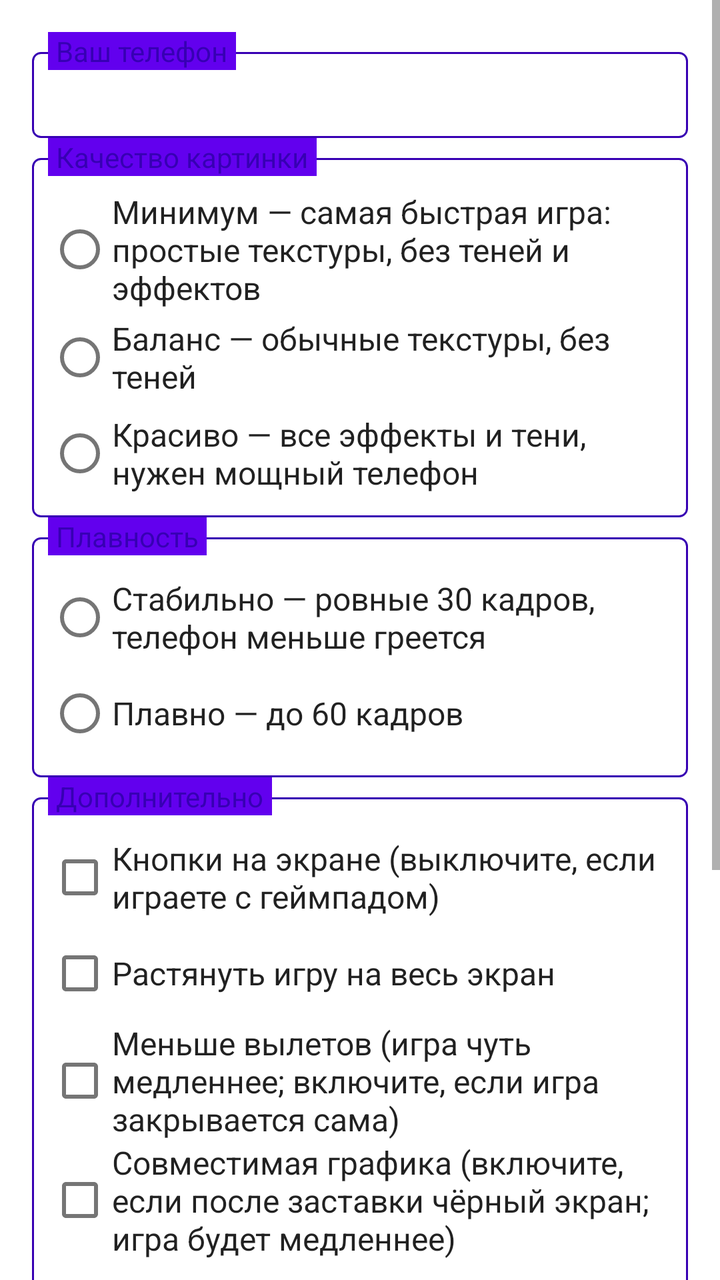
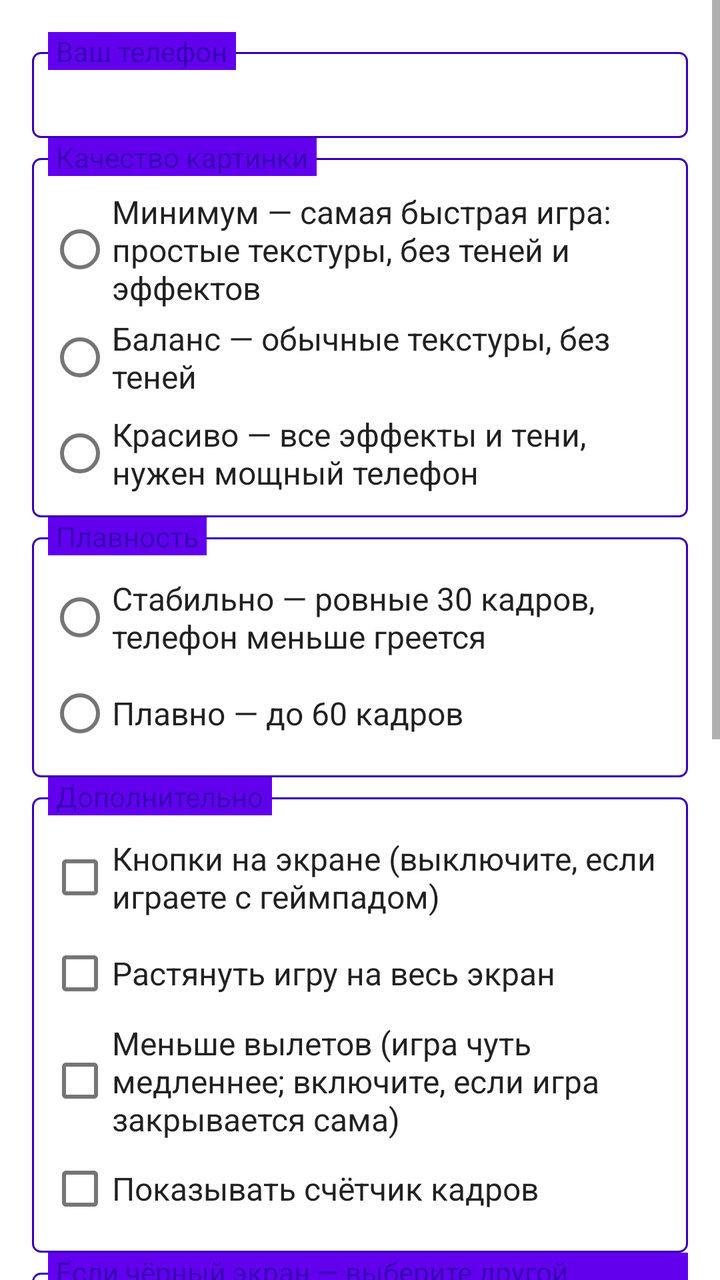

Before-and-after screenshots of an Android layout around one commit, followed by the original layout XML and the change that was made.
<!-- AndroidManifest.xml: fallback theme Theme.MaterialComponents.DayNight.NoActionBar -->
<!-- res/layout/game_settings_fragment.xml -->
<?xml version="1.0" encoding="utf-8"?>
<ScrollView xmlns:android="http://schemas.android.com/apk/res/android"
    android:layout_width="match_parent"
    android:layout_height="match_parent">

    <LinearLayout
        android:layout_width="match_parent"
        android:layout_height="wrap_content"
        android:orientation="vertical"
        android:padding="16dp">

        <FrameLayout
            android:layout_width="match_parent"
            android:layout_height="wrap_content">

            <LinearLayout style="@style/FieldSet">
                <TextView
                    android:id="@+id/TVDeviceInfo"
                    android:layout_width="match_parent"
                    android:layout_height="wrap_content"
                    android:lineSpacingExtra="2dp" />
            </LinearLayout>

            <TextView
                style="@style/FieldSetLabel"
                android:text="@string/gs_your_phone" />
        </FrameLayout>

        <FrameLayout
            android:layout_width="match_parent"
            android:layout_height="wrap_content">

            <LinearLayout style="@style/FieldSet">
                <RadioGroup
                    android:id="@+id/RGQuality"
                    android:layout_width="match_parent"
                    android:layout_height="wrap_content">

                    <RadioButton
                        android:id="@+id/RBQualityFast"
                        style="@style/RadioButton"
                        android:layout_width="match_parent"
                        android:layout_height="wrap_content"
                        android:text="@string/gs_quality_fast" />

                    <RadioButton
                        android:id="@+id/RBQualityBalanced"
                        style="@style/RadioButton"
                        android:layout_width="match_parent"
                        android:layout_height="wrap_content"
                        android:text="@string/gs_quality_balanced" />

                    <RadioButton
                        android:id="@+id/RBQualityBeautiful"
                        style="@style/RadioButton"
                        android:layout_width="match_parent"
                        android:layout_height="wrap_content"
                        android:text="@string/gs_quality_beautiful" />
                </RadioGroup>
            </LinearLayout>

            <TextView
                style="@style/FieldSetLabel"
                android:text="@string/gs_quality" />
        </FrameLayout>

        <FrameLayout
            android:layout_width="match_parent"
            android:layout_height="wrap_content">

            <LinearLayout style="@style/FieldSet">
                <RadioGroup
                    android:id="@+id/RGFPS"
                    android:layout_width="match_parent"
                    android:layout_height="wrap_content">

                    <RadioButton
                        android:id="@+id/RBFPS30"
                        style="@style/RadioButton"
                        android:layout_width="match_parent"
                        android:layout_height="wrap_content"
                        android:text="@string/gs_fps_30" />

                    <RadioButton
                        android:id="@+id/RBFPS60"
                        style="@style/RadioButton"
                        android:layout_width="match_parent"
                        android:layout_height="wrap_content"
                        android:text="@string/gs_fps_60" />
                </RadioGroup>
            </LinearLayout>

            <TextView
                style="@style/FieldSetLabel"
                android:text="@string/gs_smoothness" />
        </FrameLayout>

        <FrameLayout
            android:layout_width="match_parent"
            android:layout_height="wrap_content">

            <LinearLayout style="@style/FieldSet">
                <CheckBox
                    android:id="@+id/CBTouchControls"
                    style="@style/CheckBox"
                    android:layout_width="match_parent"
                    android:layout_height="wrap_content"
                    android:text="@string/gs_touch_controls" />

                <CheckBox
                    android:id="@+id/CBFullscreen"
                    style="@style/CheckBox"
                    android:layout_width="match_parent"
                    android:layout_height="wrap_content"
                    android:text="@string/gs_fullscreen" />

                <CheckBox
                    android:id="@+id/CBFewerCrashes"
                    style="@style/CheckBox"
                    android:layout_width="match_parent"
                    android:layout_height="wrap_content"
                    android:text="@string/gs_fewer_crashes" />

                <CheckBox
                    android:id="@+id/CBCompatibleGraphics"
                    style="@style/CheckBox"
                    android:layout_width="match_parent"
                    android:layout_height="wrap_content"
                    android:text="@string/gs_compatible_graphics" />

                <CheckBox
                    android:id="@+id/CBShowFPS"
                    style="@style/CheckBox"
                    android:layout_width="match_parent"
                    android:layout_height="wrap_content"
                    android:text="@string/gs_show_fps" />
            </LinearLayout>

            <TextView
                style="@style/FieldSetLabel"
                android:text="@string/gs_extra" />
        </FrameLayout>

        <TextView
            android:layout_width="match_parent"
            android:layout_height="wrap_content"
            android:layout_marginTop="4dp"
            android:text="@string/gs_settings_hint" />

        <Button
            android:id="@+id/BTPlay"
            style="@style/ButtonPositive"
            android:layout_width="match_parent"
            android:layout_height="wrap_content"
            android:layout_marginTop="8dp"
            android:text="@string/gs_save_and_play" />

        <Button
            android:id="@+id/BTAuto"
            style="@style/ButtonNeutral"
            android:layout_width="match_parent"
            android:layout_height="wrap_content"
            android:layout_marginTop="8dp"
            android:text="@string/gs_auto" />

        <Button
            android:id="@+id/BTAdvanced"
            style="@style/ButtonNeutral"
            android:layout_width="match_parent"
            android:layout_height="wrap_content"
            android:layout_marginTop="24dp"
            android:text="@string/gs_advanced" />
    </LinearLayout>
</ScrollView>
<!-- resources referenced by this layout -->
<resources>
  <string name="gs_advanced">Расширенные настройки (для опытных)</string>
  <string name="gs_auto">Подобрать автоматически</string>
  <string name="gs_compatible_graphics">Совместимая графика (включите, если после заставки чёрный экран; игра будет медленнее)</string>
  <string name="gs_extra">Дополнительно</string>
  <string name="gs_fewer_crashes">Меньше вылетов (игра чуть медленнее; включите, если игра закрывается сама)</string>
  <string name="gs_fps_30">Стабильно — ровные 30 кадров, телефон меньше греется</string>
  <string name="gs_fps_60">Плавно — до 60 кадров</string>
  <string name="gs_fullscreen">Растянуть игру на весь экран</string>
  <string name="gs_quality">Качество картинки</string>
  <string name="gs_quality_balanced">Баланс — обычные текстуры, без теней</string>
  <string name="gs_quality_beautiful">Красиво — все эффекты и тени, нужен мощный телефон</string>
  <string name="gs_quality_fast">Минимум — самая быстрая игра: простые текстуры, без теней и эффектов</string>
  <string name="gs_save_and_play">Сохранить и играть</string>
  <string name="gs_settings_hint">Игра запускается сразу с иконки приложения. Чтобы открыть эти настройки, зажмите иконку приложения и выберите «Настройки игры».</string>
  <string name="gs_show_fps">Показывать счётчик кадров</string>
  <string name="gs_smoothness">Плавность</string>
  <string name="gs_touch_controls">Кнопки на экране (выключите, если играете с геймпадом)</string>
  <string name="gs_your_phone">Ваш телефон</string>
  <style name="ButtonNeutral" parent="BaseButton">
          <item name="android:background">@drawable/button_neutral</item>
          <item name="android:textColor">#ffffff</item>
      </style>
  <style name="ButtonPositive" parent="BaseButton">
          <item name="android:background">@drawable/button_positive</item>
          <item name="android:textColor">#ffffff</item>
      </style>
  <style name="CheckBox" parent="@android:style/Widget.CompoundButton.CheckBox">
          <item name="android:textSize">16sp</item>
          <item name="android:textColor">?attr/colorPrimaryText</item>
      </style>
  <style name="RadioButton" parent="@android:style/Widget.CompoundButton.RadioButton">
          <item name="android:textSize">16sp</item>
          <item name="android:textColor">?attr/colorPrimaryText</item>
          <item name="android:paddingRight">8dp</item>
      </style>
  <!-- drawable button_neutral (drawable) -->
  <?xml version="1.0" encoding="utf-8"?>
  <selector xmlns:android="http://schemas.android.com/apk/res/android" >
      <item android:state_pressed="true" android:drawable="@drawable/button_neutral_pressed" />
      <item android:state_focused="true" android:drawable="@drawable/button_neutral_normal" />
      <item android:drawable="@drawable/button_neutral_normal" />
  </selector>
  <!-- drawable button_positive (drawable) -->
  <?xml version="1.0" encoding="utf-8"?>
  <selector xmlns:android="http://schemas.android.com/apk/res/android" >
      <item android:state_pressed="true" android:drawable="@drawable/button_positive_pressed" />
      <item android:state_focused="true" android:drawable="@drawable/button_positive_normal" />
      <item android:drawable="@drawable/button_positive_normal" />
  </selector>
  <!-- drawable bordered_panel (drawable) -->
  <?xml version="1.0" encoding="utf-8"?>
  <shape xmlns:android="http://schemas.android.com/apk/res/android"
      android:shape="rectangle">
      <corners android:radius="4dp" />
      <stroke android:width="1dp" android:color="?attr/colorPrimaryVariant" />
  </shape>
  <!-- unchanged entries left out for length: 7 -->
</resources>

<!-- the commit's change to res/layout/game_settings_fragment.xml (unified diff, before → after) -->
@@ -122,13 +122,6 @@
                     android:text="@string/gs_fewer_crashes" />
 
                 <CheckBox
-                    android:id="@+id/CBCompatibleGraphics"
-                    style="@style/CheckBox"
-                    android:layout_width="match_parent"
-                    android:layout_height="wrap_content"
-                    android:text="@string/gs_compatible_graphics" />
-
-                <CheckBox
                     android:id="@+id/CBShowFPS"
                     style="@style/CheckBox"
                     android:layout_width="match_parent"
@@ -139,6 +132,51 @@
             <TextView
                 style="@style/FieldSetLabel"
                 android:text="@string/gs_extra" />
+        </FrameLayout>
+
+        <FrameLayout
+            android:layout_width="match_parent"
+            android:layout_height="wrap_content">
+
+            <LinearLayout style="@style/FieldSet">
+                <RadioGroup
+                    android:id="@+id/RGGraphics"
+                    android:layout_width="match_parent"
+                    android:layout_height="wrap_content">
+
+                    <RadioButton
+                        android:id="@+id/RBGraphics1"
+                        style="@style/RadioButton"
+                        android:layout_width="match_parent"
+                        android:layout_height="wrap_content"
+                        android:text="@string/gs_graphics_1" />
+
+                    <RadioButton
+                        android:id="@+id/RBGraphics2"
+                        style="@style/RadioButton"
+                        android:layout_width="match_parent"
+                        android:layout_height="wrap_content"
+                        android:text="@string/gs_graphics_2" />
+
+                    <RadioButton
+                        android:id="@+id/RBGraphics3"
+                        style="@style/RadioButton"
+                        android:layout_width="match_parent"
+                        android:layout_height="wrap_content"
+                        android:text="@string/gs_graphics_3" />
+
+                    <RadioButton
+                        android:id="@+id/RBGraphics4"
+                        style="@style/RadioButton"
+                        android:layout_width="match_parent"
+                        android:layout_height="wrap_content"
+                        android:text="@string/gs_graphics_4" />
+                </RadioGroup>
+            </LinearLayout>
+
+            <TextView
+                style="@style/FieldSetLabel"
+                android:text="@string/gs_graphics" />
         </FrameLayout>
 
         <TextView
<!-- resource entries referenced after the edit -->
@@ -2,12 +2,16 @@
 <resources>
   <string name="gs_advanced">Расширенные настройки (для опытных)</string>
   <string name="gs_auto">Подобрать автоматически</string>
-  <string name="gs_compatible_graphics">Совместимая графика (включите, если после заставки чёрный экран; игра будет медленнее)</string>
   <string name="gs_extra">Дополнительно</string>
   <string name="gs_fewer_crashes">Меньше вылетов (игра чуть медленнее; включите, если игра закрывается сама)</string>
   <string name="gs_fps_30">Стабильно — ровные 30 кадров, телефон меньше греется</string>
   <string name="gs_fps_60">Плавно — до 60 кадров</string>
   <string name="gs_fullscreen">Растянуть игру на весь экран</string>
+  <string name="gs_graphics">Если чёрный экран — выберите другой вариант</string>
+  <string name="gs_graphics_1">Вариант 1 — обычный (рекомендуем)</string>
+  <string name="gs_graphics_2">Вариант 2 — другая версия графики</string>
+  <string name="gs_graphics_3">Вариант 3 — родной драйвер телефона</string>
+  <string name="gs_graphics_4">Вариант 4 — совместимый (медленнее)</string>
   <string name="gs_quality">Качество картинки</string>
   <string name="gs_quality_balanced">Баланс — обычные текстуры, без теней</string>
   <string name="gs_quality_beautiful">Красиво — все эффекты и тени, нужен мощный телефон</string>
